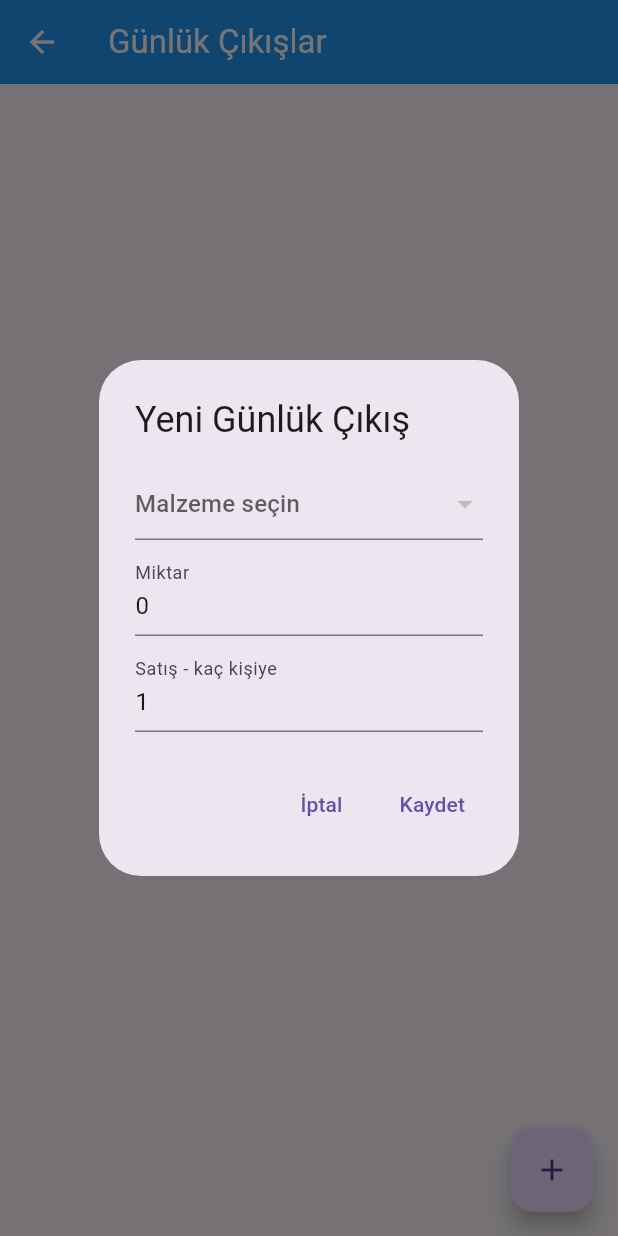
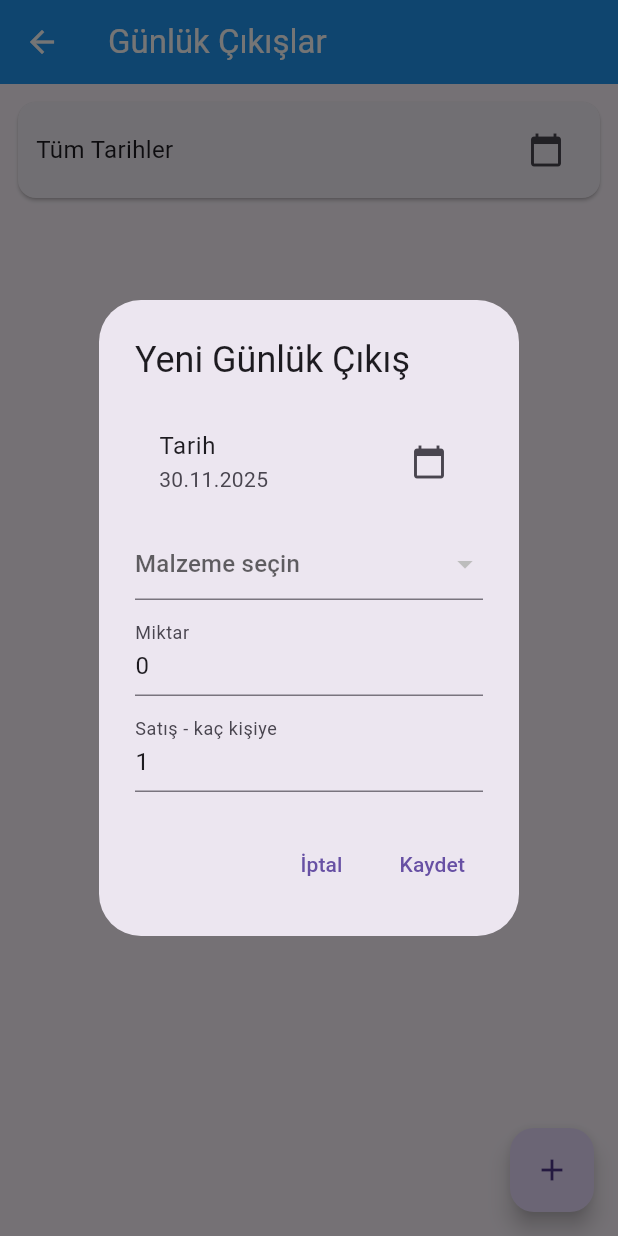
Before and after one commit to redne52/cateringg.app, a Flutter app: the UsageListScreen screen opened directly, after a tap on the "add" icon, on a phone screen of 412 x 824 dp. Run offline on Flutter 3.47's test engine with Material 3 defaults, Android fonts, the phone set to English and light mode, and no system bars; our stand-ins replace cloud_firestore, firebase_auth, sizer; missing offline and left inert: dart:html; accounts and stored records are empty.

Commit message:
Add date selection for daily usage tracking

```diff
--- a/lib/screens/usage_list_screen.dart
+++ b/lib/screens/usage_list_screen.dart
@@ -11,6 +11,7 @@ class UsageListScreen extends StatefulWidget {
 class _UsageListScreenState extends State<UsageListScreen> {
   List<Usage> usages = [];
   List<StockItem> items = [];
+  DateTime? _selectedDate;
 
   @override
   void initState() {
@@ -25,7 +26,34 @@ class _UsageListScreenState extends State<UsageListScreen> {
     });
   }
 
+  List<Usage> _getFilteredUsages() {
+    if (_selectedDate == null) return usages;
+    return usages.where((u) {
+      return u.date.year == _selectedDate!.year &&
+          u.date.month == _selectedDate!.month &&
+          u.date.day == _selectedDate!.day;
+    }).toList();
+  }
+
+  void _pickDate() async {
+    final picked = await showDatePicker(
+      context: context,
+      initialDate: _selectedDate ?? DateTime.now(),
+      firstDate: DateTime(2020),
+      lastDate: DateTime.now(),
+    );
+    if (picked != null) {
+      setState(() => _selectedDate = picked);
+    }
+  }
+
+  void _clearDateFilter() {
+    setState(() => _selectedDate = null);
+  }
+
   void _addUsage() async {
+    DateTime usageDate = DateTime.now();
+
     final selected = await showDialog<Usage>(
       context: context,
       builder: (c) {
@@ -39,6 +67,23 @@ class _UsageListScreenState extends State<UsageListScreen> {
               child: Column(
                 mainAxisSize: MainAxisSize.min,
                 children: [
+                  ListTile(
+                    title: Text('Tarih'),
+                    subtitle: Text('${usageDate.day}.${usageDate.month}.${usageDate.year}'),
+                    trailing: Icon(Icons.calendar_today),
+                    onTap: () async {
+                      final picked = await showDatePicker(
+                        context: context,
+                        initialDate: usageDate,
+                        firstDate: DateTime(2020),
+                        lastDate: DateTime.now(),
+                      );
+                      if (picked != null) {
+                        setState2(() => usageDate = picked);
+                      }
+                    },
+                  ),
+                  SizedBox(height: 8),
                   DropdownButtonFormField<StockItem>(
                     items: items.map((e) => DropdownMenuItem(value: e, child: Text(e.name))).toList(),
                     onChanged: (v) => setState2(() => chosen = v),
@@ -60,7 +105,7 @@ class _UsageListScreenState extends State<UsageListScreen> {
                   final persons = int.tryParse(personsCtrl.text) ?? 1;
                   final cost = qty * chosen!.unitPrice;
                   final usage = Usage(
-                    date: DateTime.now(),
+                    date: usageDate,
                     userEmail: 'admin@catering.com',
                     stockItemId: chosen!.id,
                     quantity: qty,
@@ -84,7 +129,9 @@ class _UsageListScreenState extends State<UsageListScreen> {
   }
 
   void _editUsage(Usage usage) async {
+    print('DEBUG: _editUsage called for ${usage.id}');
     final item = items.firstWhere((e) => e.id == usage.stockItemId, orElse: () => StockItem.empty());
+    print('DEBUG: Found item: ${item.name}');
 
     final result = await showDialog<Usage>(
       context: context,
@@ -104,6 +151,7 @@ class _UsageListScreenState extends State<UsageListScreen> {
                     value: chosen,
                     items: items.map((e) => DropdownMenuItem(value: e, child: Text(e.name))).toList(),
                     onChanged: (v) => setState2(() => chosen = v),
+                    isExpanded: true,
                   ),
                   SizedBox(height: 8),
                   TextField(
@@ -124,7 +172,10 @@ class _UsageListScreenState extends State<UsageListScreen> {
               TextButton(onPressed: () => Navigator.of(c).pop(), child: Text('İptal')),
               TextButton(
                 onPressed: () {
-                  if (chosen == null) return;
+                  if (chosen == null) {
+                    print('DEBUG: chosen is null');
+                    return;
+                  }
                   final qty = double.tryParse(qtyCtrl.text) ?? 0.0;
                   final persons = int.tryParse(personsCtrl.text) ?? 1;
                   final cost = qty * chosen!.unitPrice;
@@ -138,6 +189,7 @@ class _UsageListScreenState extends State<UsageListScreen> {
                     persons: persons,
                     cost: cost,
                   );
+                  print('DEBUG: Returning updated usage: ${updated.id}');
                   Navigator.of(c).pop(updated);
                 },
                 child: Text('Kaydet'),
@@ -148,6 +200,7 @@ class _UsageListScreenState extends State<UsageListScreen> {
       },
     );
 
+    print('DEBUG: Dialog result: ${result?.id}');
     if (result != null) {
       // Eski kaydı sileyip yeniyi ekle (stok indirmeden)
       _deleteUsageById(usage.id);
@@ -155,6 +208,7 @@ class _UsageListScreenState extends State<UsageListScreen> {
       LocalRepo.instance.usages.add(result);
       LocalRepo.instance.saveToLocalStorage();
       _refresh();
+      print('DEBUG: Usage updated successfully');
     }
   }
 
@@ -196,16 +250,61 @@ class _UsageListScreenState extends State<UsageListScreen> {
 
   @override
   Widget build(BuildContext context) {
+    final filtered = _getFilteredUsages();
+
     return Scaffold(
       appBar: AppBar(title: Text('Günlük Çıkışlar')),
-      body: Padding(
+      body: Column(
+        children: [
+          // Tarih filtresi
+          Padding(
             padding: const EdgeInsets.all(8.0),
-        child: usages.isEmpty
-            ? Center(child: Text('Henüz günlük çıkış kaydı yok.'))
+            child: Row(
+              children: [
+                Expanded(
+                  child: Card(
+                    child: Padding(
+                      padding: const EdgeInsets.symmetric(horizontal: 12, vertical: 8),
+                      child: Row(
+                        mainAxisAlignment: MainAxisAlignment.spaceBetween,
+                        children: [
+                          Text(
+                            _selectedDate == null
+                                ? 'Tüm Tarihler'
+                                : '${_selectedDate!.day}.${_selectedDate!.month}.${_selectedDate!.year}',
+                            style: TextStyle(fontSize: 16),
+                          ),
+                          Row(
+                            children: [
+                              IconButton(
+                                icon: Icon(Icons.calendar_today),
+                                onPressed: _pickDate,
+                              ),
+                              if (_selectedDate != null)
+                                IconButton(
+                                  icon: Icon(Icons.clear),
+                                  onPressed: _clearDateFilter,
+                                ),
+                            ],
+                          ),
+                        ],
+                      ),
+                    ),
+                  ),
+                ),
+              ],
+            ),
+          ),
+          // Listesi
+          Expanded(
+            child: Padding(
+              padding: const EdgeInsets.all(8.0),
+              child: filtered.isEmpty
+                  ? Center(child: Text('Bu tarihe ait günlük çıkış kaydı yok.'))
                   : ListView.builder(
-                itemCount: usages.length,
+                      itemCount: filtered.length,
                       itemBuilder: (c, i) {
-                  final u = usages[i];
+                        final u = filtered[i];
                         final item = items.firstWhere((e) => e.id == u.stockItemId, orElse: () => StockItem.empty());
                         return Card(
                           child: ListTile(
@@ -235,6 +334,9 @@ class _UsageListScreenState extends State<UsageListScreen> {
                       },
                     ),
             ),
+          ),
+        ],
+      ),
       floatingActionButton: FloatingActionButton(onPressed: _addUsage, child: Icon(Icons.add)),
     );
   }
```
Also changed, not shown: 1 other file. Lines whose indentation alone changed are shown as unchanged.
